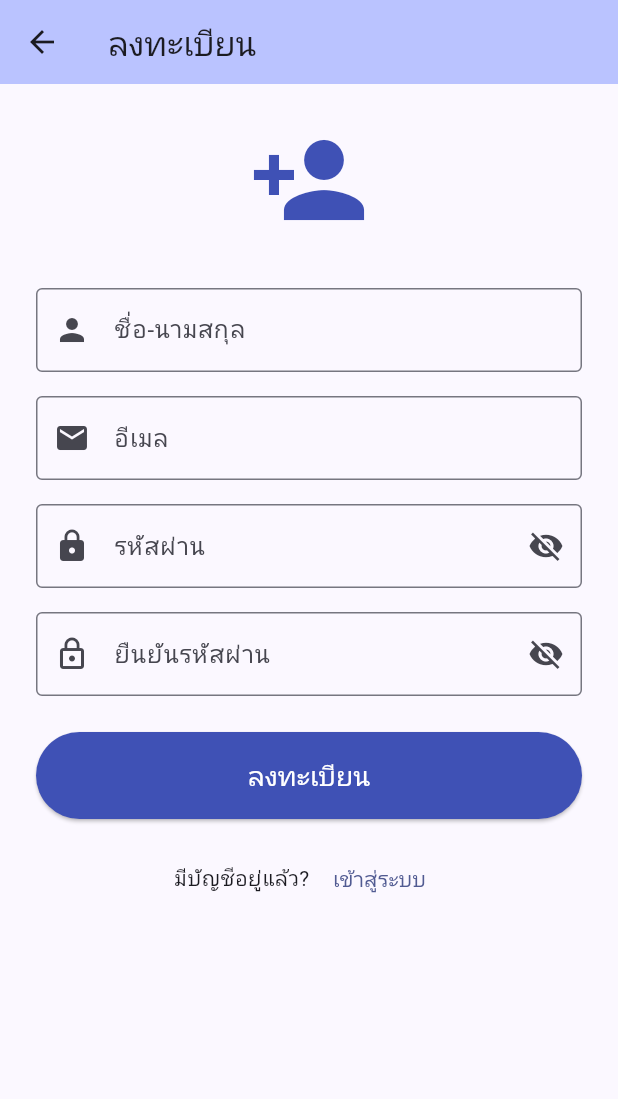
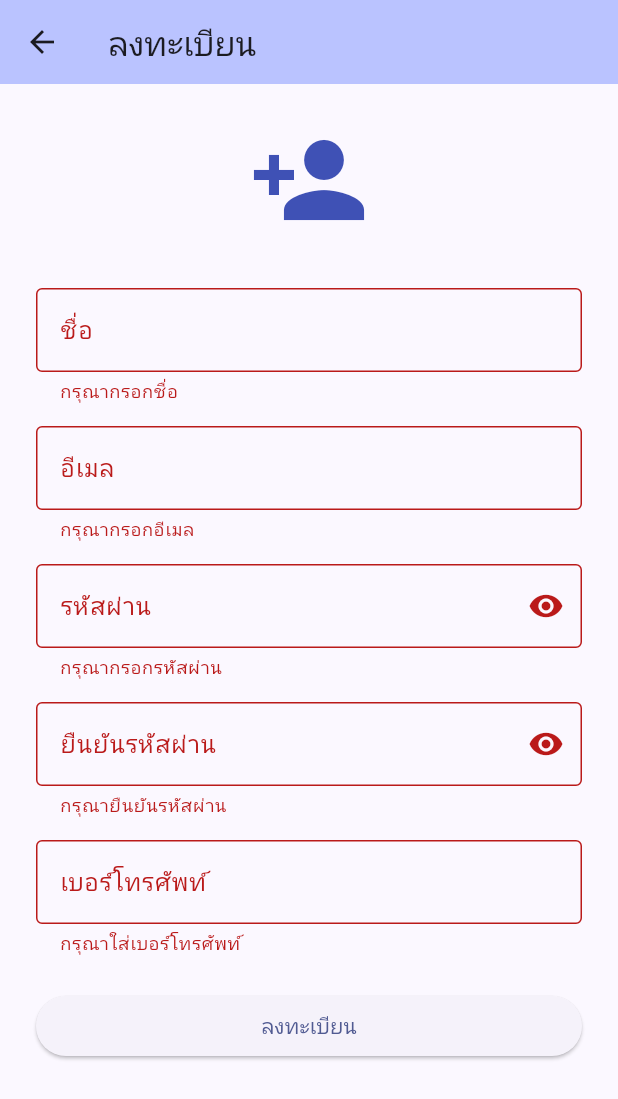
Before and after one commit to Greenorange24/flutter_lab5, a Flutter app: the RegisterScreen screen opened by its route, on a phone screen of 412 x 824 dp. Shown: the top 1099 px of the screen. Run offline on Flutter 3.47's test engine with Material 3 defaults, Android fonts, the phone set to English and light mode, and no system bars.

```diff
--- a/lib/screens/register_screen.dart
+++ b/lib/screens/register_screen.dart
@@ -16,6 +16,7 @@ class _RegisterScreenState extends State<RegisterScreen> {
   final _emailController = TextEditingController();
   final _passwordController = TextEditingController();
   final _confirmPasswordController = TextEditingController();
+  final _phoneController = TextEditingController();
 
   // State สำหรับ Show/Hide Password
   bool _obscurePassword = true;
@@ -28,6 +29,7 @@ class _RegisterScreenState extends State<RegisterScreen> {
     _emailController.dispose();
     _passwordController.dispose();
     _confirmPasswordController.dispose();
+    _phoneController.dispose();
     super.dispose();
   }
 
@@ -52,6 +54,14 @@ class _RegisterScreenState extends State<RegisterScreen> {
     if (value.length < 6) {
       return 'รหัสผ่านต้องมีอย่างน้อย 6 ตัวอักษร';
     }
+    return null;
+  }
+
+  String? _phoneValidator(String? v) {
+    if (v == null || v.trim().isEmpty) return 'กรุณาใส่เบอร์โทรศัพท์';
+    final digits = v.replaceAll(RegExp(r'\D'), '');
+    if (!RegExp(r'^0\d{8,9}$').hasMatch(digits))
+      return 'รูปแบบเบอร์โทรไม่ถูกต้อง';
     return null;
   }
 
@@ -83,31 +93,23 @@ class _RegisterScreenState extends State<RegisterScreen> {
         padding: const EdgeInsets.all(24.0),
         child: Form(
           key: _formKey, // ผูก GlobalKey กับ Form
+          autovalidateMode: AutovalidateMode.always, // validate แบบ real-time
           child: Column(
             crossAxisAlignment: CrossAxisAlignment.stretch,
             children: [
               // ไอคอนด้านบน
-              const Icon(
-                Icons.person_add,
-                size: 80,
-                color: Colors.indigo,
-              ),
+              const Icon(Icons.person_add, size: 80, color: Colors.indigo),
               const SizedBox(height: 32),
 
               // ชื่อ
               TextFormField(
                 controller: _nameController,
                 decoration: const InputDecoration(
-                  labelText: 'ชื่อ-นามสกุล',
-                  prefixIcon: Icon(Icons.person),
+                  labelText: 'ชื่อ',
                   border: OutlineInputBorder(),
                 ),
-                validator: (value) {
-                  if (value == null || value.isEmpty) {
-                    return 'กรุณากรอกชื่อ';
-                  }
-                  return null;
-                },
+                validator: (v) =>
+                    (v == null || v.trim().isEmpty) ? 'กรุณากรอกชื่อ' : null,
               ),
               const SizedBox(height: 16),
 
@@ -117,7 +119,6 @@ class _RegisterScreenState extends State<RegisterScreen> {
                 keyboardType: TextInputType.emailAddress,
                 decoration: const InputDecoration(
                   labelText: 'อีเมล',
-                  prefixIcon: Icon(Icons.email),
                   border: OutlineInputBorder(),
                 ),
                 validator: _validateEmail,
@@ -130,88 +131,62 @@ class _RegisterScreenState extends State<RegisterScreen> {
                 obscureText: _obscurePassword,
                 decoration: InputDecoration(
                   labelText: 'รหัสผ่าน',
-                  prefixIcon: const Icon(Icons.lock),
                   border: const OutlineInputBorder(),
-                  // ปุ่ม Show/Hide Password
                   suffixIcon: IconButton(
                     icon: Icon(
                       _obscurePassword
-                          ? Icons.visibility_off
-                          : Icons.visibility,
+                          ? Icons.visibility
+                          : Icons.visibility_off,
                     ),
-                    onPressed: () {
-                      setState(() {
-                        _obscurePassword = !_obscurePassword;
-                      });
-                    },
+                    onPressed: () =>
+                        setState(() => _obscurePassword = !_obscurePassword),
                   ),
                 ),
                 validator: _validatePassword,
               ),
               const SizedBox(height: 16),
 
-              // ยืนยันรหัสผ่าน
+              // Confirm Password
               TextFormField(
                 controller: _confirmPasswordController,
                 obscureText: _obscureConfirmPassword,
                 decoration: InputDecoration(
                   labelText: 'ยืนยันรหัสผ่าน',
-                  prefixIcon: const Icon(Icons.lock_outline),
                   border: const OutlineInputBorder(),
                   suffixIcon: IconButton(
                     icon: Icon(
                       _obscureConfirmPassword
-                          ? Icons.visibility_off
-                          : Icons.visibility,
+                          ? Icons.visibility
+                          : Icons.visibility_off,
                     ),
-                    onPressed: () {
-                      setState(() {
-                        _obscureConfirmPassword = !_obscureConfirmPassword;
-                      });
-                    },
+                    onPressed: () => setState(
+                      () => _obscureConfirmPassword = !_obscureConfirmPassword,
+                    ),
                   ),
                 ),
-                validator: (value) {
-                  if (value == null || value.isEmpty) {
-                    return 'กรุณายืนยันรหัสผ่าน';
-                  }
-                  // ตรวจสอบว่าตรงกับรหัสผ่านหรือไม่
-                  if (value != _passwordController.text) {
-                    return 'รหัสผ่านไม่ตรงกัน';
-                  }
+                validator: (v) {
+                  if (v == null || v.isEmpty) return 'กรุณายืนยันรหัสผ่าน';
+                  if (v != _passwordController.text) return 'รหัสผ่านไม่ตรงกัน';
                   return null;
                 },
               ),
+              const SizedBox(height: 16),
+
+              // เบอร์โทรศัพท์
+              TextFormField(
+                controller: _phoneController,
+                keyboardType: TextInputType.phone,
+                decoration: const InputDecoration(
+                  labelText: 'เบอร์โทรศัพท์',
+                  border: OutlineInputBorder(),
+                ),
+                validator: _phoneValidator,
+              ),
               const SizedBox(height: 24),
 
-              // ปุ่มลงทะเบียน
               ElevatedButton(
                 onPressed: _handleRegister,
-                style: ElevatedButton.styleFrom(
-                  padding: const EdgeInsets.symmetric(vertical: 16),
-                  backgroundColor: Colors.indigo,
-                  foregroundColor: Colors.white,
-                ),
-                child: const Text(
-                  'ลงทะเบียน',
-                  style: TextStyle(fontSize: 18),
-                ),
-              ),
-              const SizedBox(height: 16),
-
-              // ลิงก์ไปหน้า Login
-              Row(
-                mainAxisAlignment: MainAxisAlignment.center,
-                children: [
-                  const Text('มีบัญชีอยู่แล้ว? '),
-                  TextButton(
-                    onPressed: () {
-                      // Navigation แบบ Named Route
-                      Navigator.pushNamed(context, '/login');
-                    },
-                    child: const Text('เข้าสู่ระบบ'),
-                  ),
-                ],
+                child: const Text('ลงทะเบียน'),
               ),
             ],
           ),
```
Also changed, not shown: lib/screens/home_screen.dart (+114 -0 lines), lib/screens/login_screen.dart (+58 -78 lines).
